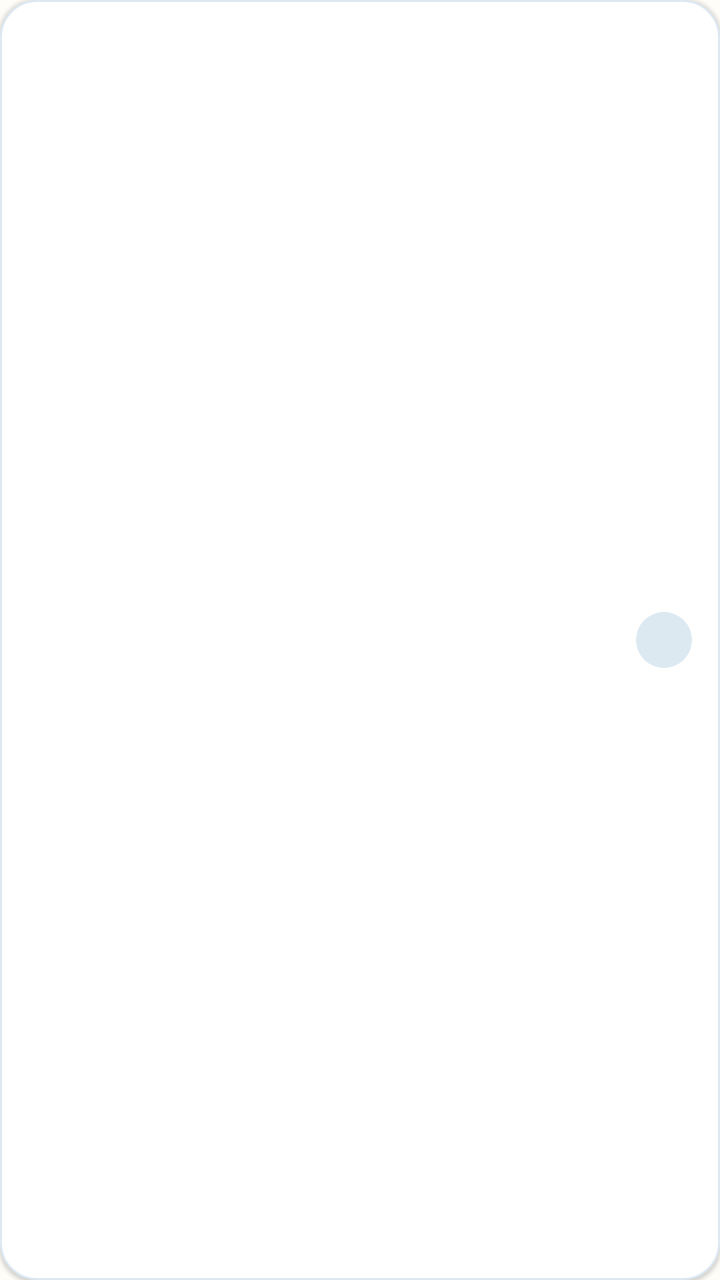
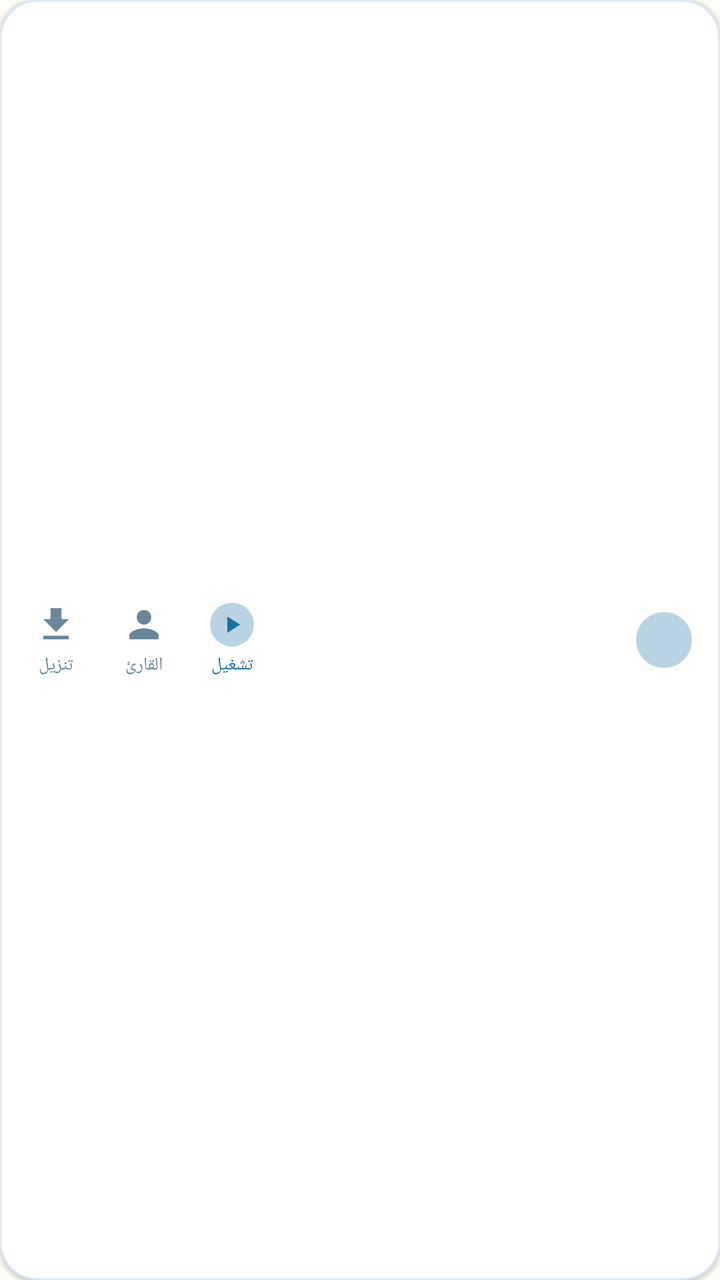

Screens rendered from an Android XML layout before and after an edit, with the pre-edit source and the edit as a unified diff.
<!-- AndroidManifest.xml: application theme Theme.Quran -->
<!-- res/layout/item_surah.xml -->
<?xml version="1.0" encoding="utf-8"?>
<LinearLayout xmlns:android="http://schemas.android.com/apk/res/android"
    android:layout_width="match_parent"
    android:layout_height="wrap_content"
    android:orientation="horizontal"
    android:gravity="center_vertical"
    android:layoutDirection="rtl"
    android:background="@drawable/card"
    android:elevation="1dp"
    android:clickable="true"
    android:focusable="true"
    android:paddingStart="14dp"
    android:paddingEnd="14dp"
    android:paddingTop="12dp"
    android:paddingBottom="12dp"
    android:layout_marginStart="12dp"
    android:layout_marginEnd="12dp"
    android:layout_marginTop="7dp">

    <TextView
        android:id="@+id/num"
        android:layout_width="28dp"
        android:layout_height="28dp"
        android:gravity="center"
        android:background="@drawable/num_circle"
        android:textColor="@color/accent"
        android:textSize="11sp"
        android:textStyle="bold" />

    <LinearLayout
        android:layout_width="0dp"
        android:layout_height="wrap_content"
        android:layout_weight="1"
        android:orientation="vertical"
        android:layout_marginStart="10dp">

        <LinearLayout
            android:layout_width="wrap_content"
            android:layout_height="wrap_content"
            android:orientation="horizontal"
            android:gravity="bottom">

            <TextView
                android:id="@+id/word"
                android:layout_width="wrap_content"
                android:layout_height="wrap_content"
                android:textColor="@color/text"
                android:includeFontPadding="false"
                android:textSize="20sp" />

            <TextView
                android:id="@+id/name"
                android:layout_width="wrap_content"
                android:layout_height="wrap_content"
                android:layout_marginStart="3dp"
                android:textColor="@color/text"
                android:includeFontPadding="false"
                android:textSize="20sp" />
        </LinearLayout>

        <TextView
            android:id="@+id/english"
            android:layout_width="wrap_content"
            android:layout_height="wrap_content"
            android:layout_marginTop="1dp"
            android:textColor="@color/text_mute"
            android:textSize="13sp" />
    </LinearLayout>

    <TextView
        android:id="@+id/ayahs"
        android:layout_width="wrap_content"
        android:layout_height="wrap_content"
        android:textColor="@color/text_mute"
        android:textSize="13sp" />
</LinearLayout>
<!-- resources referenced by this layout -->
<resources>
  <color name="accent">#1A6FA3</color>
  <color name="text">#16283A</color>
  <color name="text_mute">#6A869B</color>
  <!-- drawable card (drawable) -->
  <?xml version="1.0" encoding="utf-8"?>
  <ripple xmlns:android="http://schemas.android.com/apk/res/android"
      android:color="@color/accent_soft">
      <item>
          <shape android:shape="rectangle">
              <corners android:radius="18dp" />
              <solid android:color="@color/surface" />
              <stroke android:width="1dp" android:color="@color/line" />
          </shape>
      </item>
      <item android:id="@android:id/mask">
          <shape android:shape="rectangle">
              <corners android:radius="18dp" />
              <solid android:color="#FFFFFFFF" />
          </shape>
      </item>
  </ripple>
  <!-- drawable num_circle (drawable) -->
  <?xml version="1.0" encoding="utf-8"?>
  <shape xmlns:android="http://schemas.android.com/apk/res/android"
      android:shape="oval">
      <solid android:color="@color/accent_soft" />
  </shape>
  <style name="Theme.Quran" parent="Theme.AppCompat.DayNight.NoActionBar">
          
          <item name="android:windowBackground">@color/paper</item>
      </style>
  <color name="accent_soft">#261A6FA3</color>
  <color name="surface">#FFFFFF</color>
  <color name="line">#DCE8F2</color>
  <color name="paper">#FFFDF7</color>
</resources>

<!-- the commit's change to res/layout/item_surah.xml (unified diff, before → after) -->
@@ -10,9 +10,7 @@
     android:clickable="true"
     android:focusable="true"
     android:paddingStart="14dp"
-    android:paddingEnd="14dp"
-    android:paddingTop="12dp"
-    android:paddingBottom="12dp"
+    android:paddingEnd="6dp"
     android:layout_marginStart="12dp"
     android:layout_marginEnd="12dp"
     android:layout_marginTop="7dp">
@@ -27,12 +25,15 @@
         android:textSize="11sp"
         android:textStyle="bold" />
 
+    
     <LinearLayout
         android:layout_width="0dp"
         android:layout_height="wrap_content"
         android:layout_weight="1"
         android:orientation="vertical"
-        android:layout_marginStart="10dp">
+        android:layout_marginStart="10dp"
+        android:paddingTop="10dp"
+        android:paddingBottom="10dp">
 
         <LinearLayout
             android:layout_width="wrap_content"
@@ -67,10 +68,98 @@
             android:textSize="13sp" />
     </LinearLayout>
 
-    <TextView
-        android:id="@+id/ayahs"
-        android:layout_width="wrap_content"
-        android:layout_height="wrap_content"
-        android:textColor="@color/text_mute"
-        android:textSize="13sp" />
+    
+
+    
+    <LinearLayout
+        android:id="@+id/btn_play"
+        android:layout_width="44dp"
+        android:layout_height="match_parent"
+        android:orientation="vertical"
+        android:gravity="center"
+        android:clickable="true"
+        android:focusable="true">
+
+        <ImageView
+            android:id="@+id/play"
+            android:layout_width="22dp"
+            android:layout_height="22dp"
+            android:duplicateParentState="true"
+            android:background="@drawable/chip_soft"
+            android:padding="4dp"
+            android:tint="@color/accent"
+            android:src="@drawable/ic_play"
+            android:contentDescription="@null" />
+
+        <TextView
+            android:layout_width="wrap_content"
+            android:layout_height="wrap_content"
+            android:layout_marginTop="3dp"
+            android:duplicateParentState="true"
+            android:text="@string/play"
+            android:textColor="@color/accent"
+            android:textSize="9sp"
+            android:maxLines="1" />
+    </LinearLayout>
+
+    
+    <LinearLayout
+        android:id="@+id/btn_reciter"
+        android:layout_width="44dp"
+        android:layout_height="match_parent"
+        android:orientation="vertical"
+        android:gravity="center"
+        android:clickable="true"
+        android:focusable="true">
+
+        <ImageView
+            android:id="@+id/reciter"
+            android:layout_width="22dp"
+            android:layout_height="22dp"
+            android:duplicateParentState="true"
+            android:tint="@color/icon_btn"
+            android:src="@drawable/ic_reciter"
+            android:contentDescription="@null" />
+
+        <TextView
+            android:layout_width="wrap_content"
+            android:layout_height="wrap_content"
+            android:layout_marginTop="3dp"
+            android:duplicateParentState="true"
+            android:text="@string/reciter"
+            android:textColor="@color/icon_btn"
+            android:textSize="9sp"
+            android:maxLines="1" />
+    </LinearLayout>
+
+    
+    <LinearLayout
+        android:id="@+id/btn_get"
+        android:layout_width="44dp"
+        android:layout_height="match_parent"
+        android:orientation="vertical"
+        android:gravity="center"
+        android:clickable="true"
+        android:focusable="true">
+
+        <ImageView
+            android:id="@+id/get"
+            android:layout_width="22dp"
+            android:layout_height="22dp"
+            android:duplicateParentState="true"
+            android:tint="@color/text_mute"
+            android:src="@drawable/ic_download"
+            android:contentDescription="@null" />
+
+        <TextView
+            android:layout_width="wrap_content"
+            android:layout_height="wrap_content"
+            android:layout_marginTop="3dp"
+            android:duplicateParentState="true"
+            android:text="@string/download"
+            android:textColor="@color/icon_btn"
+            android:textSize="9sp"
+            android:maxLines="1" />
+    </LinearLayout>
+
 </LinearLayout>
<!-- resource entries referenced after the edit -->
@@ -21,17 +21,53 @@
           </shape>
       </item>
   </ripple>
+  <!-- drawable chip_soft (drawable) -->
+  <?xml version="1.0" encoding="utf-8"?>
+  <shape xmlns:android="http://schemas.android.com/apk/res/android"
+      android:shape="oval">
+      <solid android:color="@color/accent_soft" />
+  </shape>
+  <!-- drawable ic_download (drawable) -->
+  <?xml version="1.0" encoding="utf-8"?>
+  <vector xmlns:android="http://schemas.android.com/apk/res/android"
+      android:width="24dp" android:height="24dp"
+      android:viewportWidth="24" android:viewportHeight="24"
+      android:tint="@color/text_mute">
+      <path android:fillColor="#FFFFFF" android:pathData="M5,20h14v-2H5V20zM19,9h-4V3H9v6H5l7,7L19,9z" />
+  </vector>
+  <!-- drawable ic_play (drawable) -->
+  <?xml version="1.0" encoding="utf-8"?>
+  <vector xmlns:android="http://schemas.android.com/apk/res/android"
+      android:width="24dp" android:height="24dp"
+      android:viewportWidth="24" android:viewportHeight="24"
+      android:tint="@color/accent">
+      <path android:fillColor="#FFFFFF" android:pathData="M8,5v14l11,-7z" />
+  </vector>
+  <!-- drawable ic_reciter (drawable) -->
+  <?xml version="1.0" encoding="utf-8"?>
+  <vector xmlns:android="http://schemas.android.com/apk/res/android"
+      android:width="24dp"
+      android:height="24dp"
+      android:viewportWidth="24"
+      android:viewportHeight="24">
+      <path
+          android:fillColor="#FFFFFF"
+          android:pathData="M12,12c2.21,0 4,-1.79 4,-4s-1.79,-4 -4,-4S8,5.79 8,8 9.79,12 12,12zM12,14c-2.67,0 -8,1.34 -8,4v2h16v-2C20,15.34 14.67,14 12,14z" />
+  </vector>
   <!-- drawable num_circle (drawable) -->
   <?xml version="1.0" encoding="utf-8"?>
   <shape xmlns:android="http://schemas.android.com/apk/res/android"
       android:shape="oval">
       <solid android:color="@color/accent_soft" />
   </shape>
+  <string name="download">تنزيل</string>
+  <string name="play">تشغيل</string>
+  <string name="reciter">القارئ</string>
   <style name="Theme.Quran" parent="Theme.AppCompat.DayNight.NoActionBar">
           
           <item name="android:windowBackground">@color/paper</item>
       </style>
-  <color name="accent_soft">#261A6FA3</color>
+  <color name="accent_soft">#4D1A6FA3</color>
   <color name="surface">#FFFFFF</color>
   <color name="line">#DCE8F2</color>
   <color name="paper">#FFFDF7</color>
